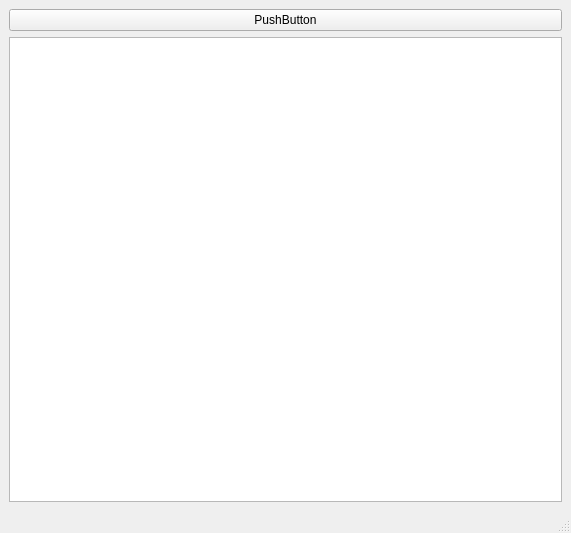
takkin-takilog/namake-trader, file trade_monitor/trade_monitor/gui_monitor.ui: the form before one commit.
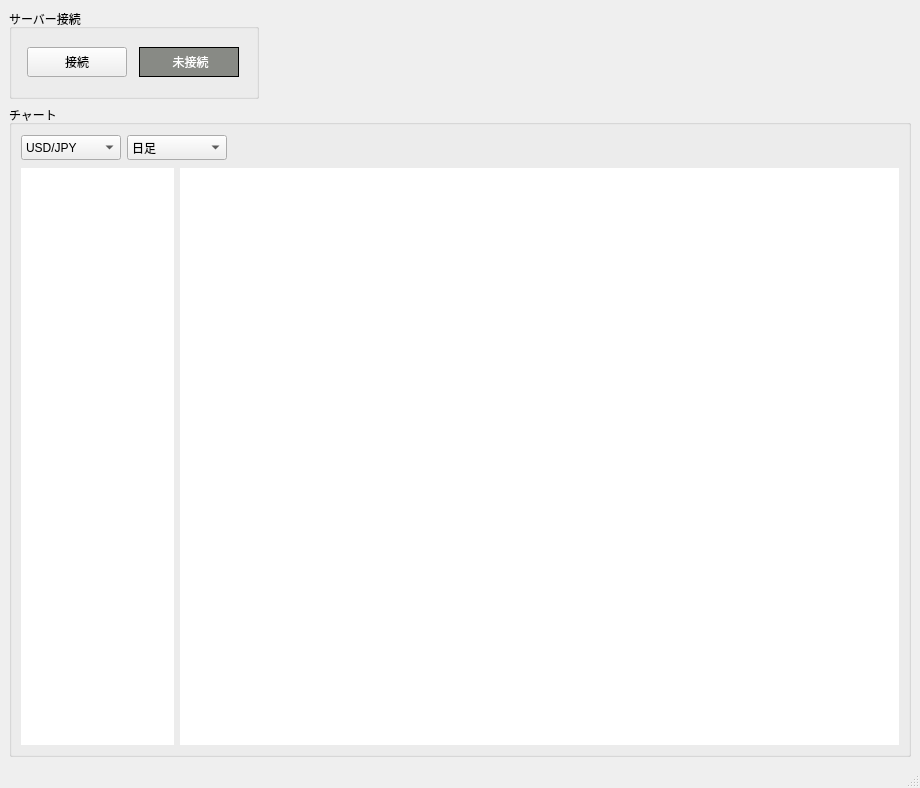
The form after the commit.

What changed in the file:
```diff
--- a/trade_monitor/trade_monitor/gui_monitor.ui
+++ b/trade_monitor/trade_monitor/gui_monitor.ui
@@ -6,24 +6,177 @@
    <rect>
     <x>0</x>
     <y>0</y>
-    <width>571</width>
-    <height>533</height>
+    <width>920</width>
+    <height>788</height>
    </rect>
   </property>
   <property name="windowTitle">
    <string>mainwindow</string>
   </property>
   <widget class="QWidget" name="centralwidget">
-   <layout class="QVBoxLayout" name="verticalLayout">
-    <item>
-     <widget class="QPushButton" name="pushButton_SrvReq">
-      <property name="text">
-       <string>PushButton</string>
+   <layout class="QGridLayout" name="gridLayout">
+    <item row="0" column="0">
+     <widget class="QGroupBox" name="groupBox">
+      <property name="sizePolicy">
+       <sizepolicy hsizetype="Fixed" vsizetype="Fixed">
+        <horstretch>0</horstretch>
+        <verstretch>0</verstretch>
+       </sizepolicy>
       </property>
+      <property name="minimumSize">
+       <size>
+        <width>250</width>
+        <height>90</height>
+       </size>
+      </property>
+      <property name="title">
+       <string>サーバー接続</string>
+      </property>
+      <layout class="QHBoxLayout" name="horizontalLayout">
+       <item>
+        <widget class="QPushButton" name="pushButton_srvcon">
+         <property name="sizePolicy">
+          <sizepolicy hsizetype="Fixed" vsizetype="Fixed">
+           <horstretch>0</horstretch>
+           <verstretch>0</verstretch>
+          </sizepolicy>
+         </property>
+         <property name="minimumSize">
+          <size>
+           <width>100</width>
+           <height>30</height>
+          </size>
+         </property>
+         <property name="text">
+          <string>接続</string>
+         </property>
+        </widget>
+       </item>
+       <item>
+        <widget class="QLabel" name="labe_srvcon_sts">
+         <property name="sizePolicy">
+          <sizepolicy hsizetype="Fixed" vsizetype="Fixed">
+           <horstretch>0</horstretch>
+           <verstretch>0</verstretch>
+          </sizepolicy>
+         </property>
+         <property name="minimumSize">
+          <size>
+           <width>100</width>
+           <height>30</height>
+          </size>
+         </property>
+         <property name="styleSheet">
+          <string notr="true">background-color: rgb(136, 138, 133);</string>
+         </property>
+         <property name="frameShape">
+          <enum>QFrame::Box</enum>
+         </property>
+         <property name="text">
+          <string>&lt;html&gt;&lt;head/&gt;&lt;body&gt;&lt;p align=&quot;center&quot;&gt;&lt;span style=&quot; color:#ffffff;&quot;&gt;未接続&lt;/span&gt;&lt;/p&gt;&lt;/body&gt;&lt;/html&gt;</string>
+         </property>
+        </widget>
+       </item>
+      </layout>
      </widget>
     </item>
-    <item>
-     <widget class="QGraphicsView" name="graphicsView_candlestickchart"/>
+    <item row="1" column="0">
+     <widget class="QGroupBox" name="groupBox_2">
+      <property name="title">
+       <string>チャート</string>
+      </property>
+      <layout class="QGridLayout" name="gridLayout_2">
+       <item row="0" column="0">
+        <widget class="QComboBox" name="comboBox_inst">
+         <property name="sizePolicy">
+          <sizepolicy hsizetype="Fixed" vsizetype="Fixed">
+           <horstretch>0</horstretch>
+           <verstretch>0</verstretch>
+          </sizepolicy>
+         </property>
+         <property name="minimumSize">
+          <size>
+           <width>100</width>
+           <height>25</height>
+          </size>
+         </property>
+         <item>
+          <property name="text">
+           <string>USD/JPY</string>
+          </property>
+         </item>
+         <item>
+          <property name="text">
+           <string>EUR/JPY</string>
+          </property>
+         </item>
+         <item>
+          <property name="text">
+           <string>EUR/USD</string>
+          </property>
+         </item>
+        </widget>
+       </item>
+       <item row="0" column="1" colspan="2">
+        <widget class="QComboBox" name="comboBox_gran">
+         <property name="sizePolicy">
+          <sizepolicy hsizetype="Fixed" vsizetype="Fixed">
+           <horstretch>0</horstretch>
+           <verstretch>0</verstretch>
+          </sizepolicy>
+         </property>
+         <property name="minimumSize">
+          <size>
+           <width>100</width>
+           <height>25</height>
+          </size>
+         </property>
+         <item>
+          <property name="text">
+           <string>日足</string>
+          </property>
+         </item>
+         <item>
+          <property name="text">
+           <string>４時間足</string>
+          </property>
+         </item>
+         <item>
+          <property name="text">
+           <string>１時間足</string>
+          </property>
+         </item>
+        </widget>
+       </item>
+       <item row="0" column="3">
+        <spacer name="horizontalSpacer">
+         <property name="orientation">
+          <enum>Qt::Horizontal</enum>
+         </property>
+         <property name="sizeHint" stdset="0">
+          <size>
+           <width>663</width>
+           <height>28</height>
+          </size>
+         </property>
+        </spacer>
+       </item>
+       <item row="1" column="0" colspan="2">
+        <widget class="QWidget" name="widget_orderbook" native="true">
+         <property name="styleSheet">
+          <string notr="true">background-color: rgb(255, 255, 255);</string>
+         </property>
+        </widget>
+       </item>
+       <item row="1" column="2" colspan="2">
+        <widget class="QWidget" name="widget_chart" native="true">
+         <property name="styleSheet">
+          <string notr="true">background-color: rgb(255, 255, 255);</string>
+         </property>
+        </widget>
+       </item>
+      </layout>
+     </widget>
     </item>
    </layout>
   </widget>
```
Left out of the diff: 2 changed lines with no effect on the pictures.
